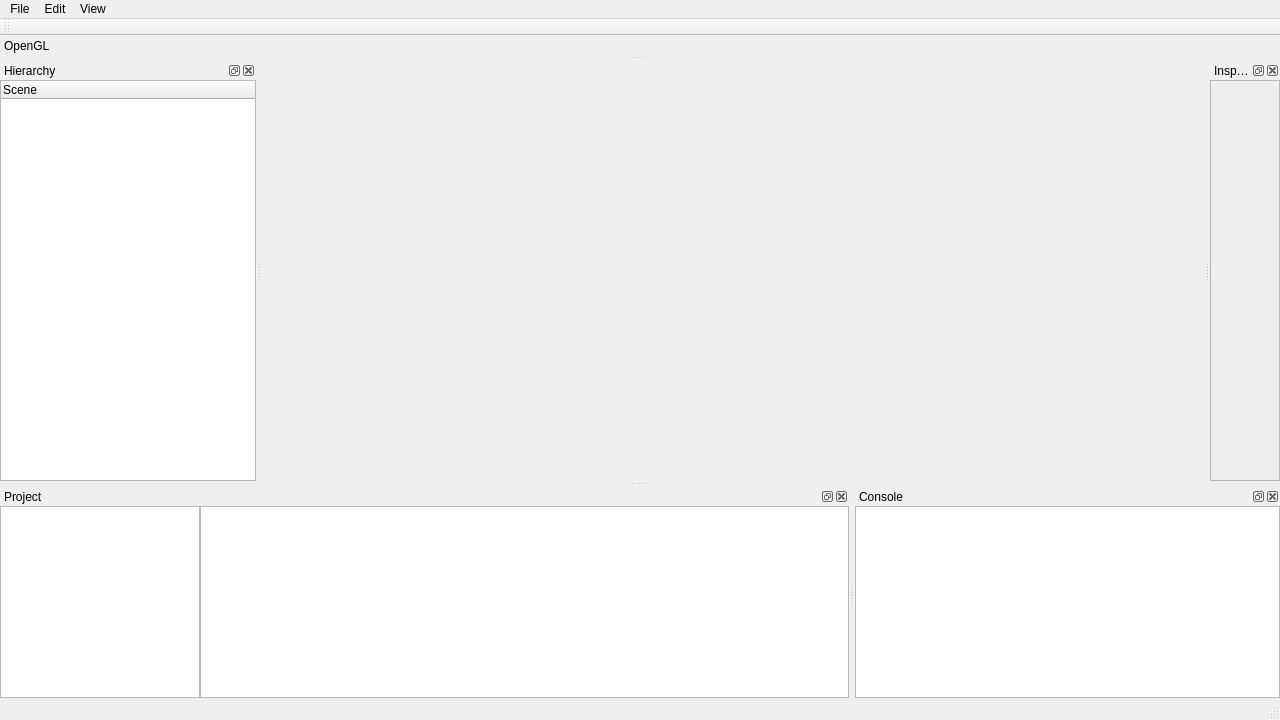
Before: the Qt Designer form Editor/PAD-Engine/padeditor.ui in Phiras55/PAD-Game-Engine, drawn with Qt 5.
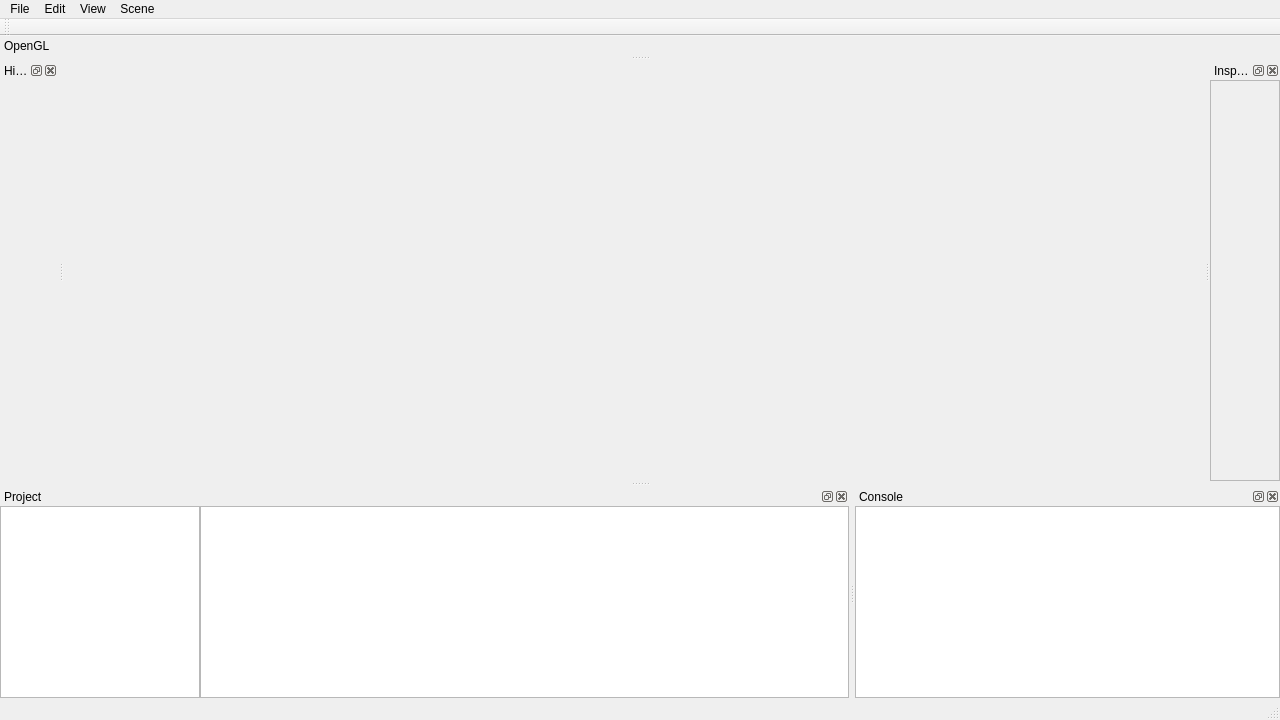
After: the same form once the commit is applied. Icons and pictures are not drawn.

Commit message: Scene hierarchy

What changed in the file:
```diff
--- a/Editor/PAD-Engine/padeditor.ui
+++ b/Editor/PAD-Engine/padeditor.ui
@@ -1275,9 +1275,16 @@
      <string>View</string>
     </property>
    </widget>
+   <widget class="QMenu" name="menuScene">
+    <property name="title">
+     <string>Scene</string>
+    </property>
+    <addaction name="actionAdd_Pad_Object"/>
+   </widget>
    <addaction name="menuFile"/>
    <addaction name="menuEdit"/>
    <addaction name="menuView"/>
+   <addaction name="menuScene"/>
   </widget>
   <widget class="QToolBar" name="mainToolBar">
    <attribute name="toolBarArea">
@@ -1348,15 +1355,6 @@
      <property name="spacing">
       <number>0</number>
      </property>
-     <item row="0" column="0">
-      <widget class="QTreeWidget" name="treeWidget">
-       <column>
-        <property name="text">
-         <string>Scene</string>
-        </property>
-       </column>
-      </widget>
-     </item>
     </layout>
    </widget>
   </widget>
```
Left out of the diff: 9 changed lines with no effect on the pictures. The commit also changes 137 other files.
